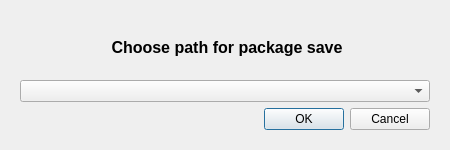
The window that src/src/choicewindow.ui (juliagoda/pak-gui) describes before a commit, drawn with Qt 5.
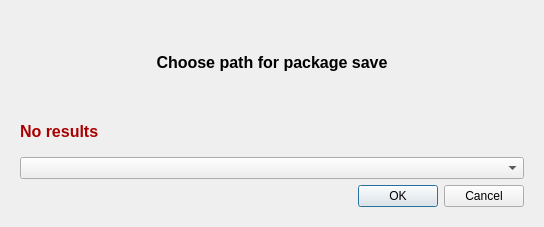
The same window after the commit.

Patch:
```diff
--- a/src/src/choicewindow.ui
+++ b/src/src/choicewindow.ui
@@ -6,8 +6,8 @@
    <rect>
     <x>0</x>
     <y>0</y>
-    <width>450</width>
-    <height>150</height>
+    <width>544</width>
+    <height>227</height>
    </rect>
   </property>
   <property name="windowTitle">
@@ -28,22 +28,6 @@
    </property>
    <item>
     <layout class="QHBoxLayout" name="horizontalLayout">
-     <item>
-      <spacer name="horizontalSpacer">
-       <property name="orientation">
-        <enum>Qt::Horizontal</enum>
-       </property>
-       <property name="sizeType">
-        <enum>QSizePolicy::Maximum</enum>
-       </property>
-       <property name="sizeHint" stdset="0">
-        <size>
-         <width>60</width>
-         <height>20</height>
-        </size>
-       </property>
-      </spacer>
-     </item>
      <item>
       <widget class="QLabel" name="choice_label">
        <property name="font">
@@ -63,30 +47,521 @@
        </property>
       </widget>
      </item>
-     <item>
-      <widget class="QLabel" name="spinning_animation_label">
-       <property name="sizePolicy">
-        <sizepolicy hsizetype="Maximum" vsizetype="Preferred">
-         <horstretch>0</horstretch>
-         <verstretch>0</verstretch>
-        </sizepolicy>
-       </property>
-       <property name="maximumSize">
-        <size>
-         <width>50</width>
-         <height>16777215</height>
-        </size>
-       </property>
-       <property name="text">
-        <string/>
-       </property>
-       <property name="alignment">
-        <set>Qt::AlignCenter</set>
-       </property>
-      </widget>
-     </item>
     </layout>
    </item>
+   <item>
+    <widget class="QWidget" name="widget" native="true">
+     <property name="maximumSize">
+      <size>
+       <width>16777215</width>
+       <height>40</height>
+      </size>
+     </property>
+     <layout class="QHBoxLayout" name="horizontalLayout_3">
+      <property name="spacing">
+       <number>3</number>
+      </property>
+      <property name="leftMargin">
+       <number>0</number>
+      </property>
+      <property name="topMargin">
+       <number>0</number>
+      </property>
+      <property name="rightMargin">
+       <number>0</number>
+      </property>
+      <property name="bottomMargin">
+       <number>0</number>
+      </property>
+      <item>
+       <widget class="QLabel" name="no_results_label">
+        <property name="maximumSize">
+         <size>
+          <width>16777215</width>
+          <height>20</height>
+         </size>
+        </property>
+        <property name="palette">
+         <palette>
+          <active>
+           <colorrole role="WindowText">
+            <brush brushstyle="SolidPattern">
+             <color alpha="255">
+              <red>170</red>
+              <green>0</green>
+              <blue>0</blue>
+             </color>
+            </brush>
+           </colorrole>
+           <colorrole role="Button">
+            <brush brushstyle="SolidPattern">
+             <color alpha="255">
+              <red>255</red>
+              <green>255</green>
+              <blue>255</blue>
+             </color>
+            </brush>
+           </colorrole>
+           <colorrole role="Light">
+            <brush brushstyle="SolidPattern">
+             <color alpha="255">
+              <red>255</red>
+              <green>255</green>
+              <blue>255</blue>
+             </color>
+            </brush>
+           </colorrole>
+           <colorrole role="Midlight">
+            <brush brushstyle="SolidPattern">
+             <color alpha="255">
+              <red>255</red>
+              <green>255</green>
+              <blue>255</blue>
+             </color>
+            </brush>
+           </colorrole>
+           <colorrole role="Dark">
+            <brush brushstyle="SolidPattern">
+             <color alpha="255">
+              <red>127</red>
+              <green>127</green>
+              <blue>127</blue>
+             </color>
+            </brush>
+           </colorrole>
+           <colorrole role="Mid">
+            <brush brushstyle="SolidPattern">
+             <color alpha="255">
+              <red>170</red>
+              <green>170</green>
+              <blue>170</blue>
+             </color>
+            </brush>
+           </colorrole>
+           <colorrole role="Text">
+            <brush brushstyle="SolidPattern">
+             <color alpha="255">
+              <red>0</red>
+              <green>0</green>
+              <blue>0</blue>
+             </color>
+            </brush>
+           </colorrole>
+           <colorrole role="BrightText">
+            <brush brushstyle="SolidPattern">
+             <color alpha="255">
+              <red>255</red>
+              <green>255</green>
+              <blue>255</blue>
+             </color>
+            </brush>
+           </colorrole>
+           <colorrole role="ButtonText">
+            <brush brushstyle="SolidPattern">
+             <color alpha="255">
+              <red>0</red>
+              <green>0</green>
+              <blue>0</blue>
+             </color>
+            </brush>
+           </colorrole>
+           <colorrole role="Base">
+            <brush brushstyle="SolidPattern">
+             <color alpha="255">
+              <red>255</red>
+              <green>255</green>
+              <blue>255</blue>
+             </color>
+            </brush>
+           </colorrole>
+           <colorrole role="Window">
+            <brush brushstyle="SolidPattern">
+             <color alpha="255">
+              <red>255</red>
+              <green>255</green>
+              <blue>255</blue>
+             </color>
+            </brush>
+           </colorrole>
+           <colorrole role="Shadow">
+            <brush brushstyle="SolidPattern">
+             <color alpha="255">
+              <red>0</red>
+              <green>0</green>
+              <blue>0</blue>
+             </color>
+            </brush>
+           </colorrole>
+           <colorrole role="AlternateBase">
+            <brush brushstyle="SolidPattern">
+             <color alpha="255">
+              <red>255</red>
+              <green>255</green>
+              <blue>255</blue>
+             </color>
+            </brush>
+           </colorrole>
+           <colorrole role="ToolTipBase">
+            <brush brushstyle="SolidPattern">
+             <color alpha="255">
+              <red>255</red>
+              <green>255</green>
+              <blue>220</blue>
+             </color>
+            </brush>
+           </colorrole>
+           <colorrole role="ToolTipText">
+            <brush brushstyle="SolidPattern">
+             <color alpha="255">
+              <red>0</red>
+              <green>0</green>
+              <blue>0</blue>
+             </color>
+            </brush>
+           </colorrole>
+           <colorrole role="PlaceholderText">
+            <brush brushstyle="SolidPattern">
+             <color alpha="127">
+              <red>0</red>
+              <green>0</green>
+              <blue>0</blue>
+             </color>
+            </brush>
+           </colorrole>
+          </active>
+          <inactive>
+           <colorrole role="WindowText">
+            <brush brushstyle="SolidPattern">
+             <color alpha="255">
+              <red>170</red>
+              <green>0</green>
+              <blue>0</blue>
+             </color>
+            </brush>
+           </colorrole>
+           <colorrole role="Button">
+            <brush brushstyle="SolidPattern">
+             <color alpha="255">
+              <red>255</red>
+              <green>255</green>
+              <blue>255</blue>
+             </color>
+            </brush>
+           </colorrole>
+           <colorrole role="Light">
+            <brush brushstyle="SolidPattern">
+             <color alpha="255">
+              <red>255</red>
+              <green>255</green>
+              <blue>255</blue>
+             </color>
+            </brush>
+           </colorrole>
+           <colorrole role="Midlight">
+            <brush brushstyle="SolidPattern">
+             <color alpha="255">
+              <red>255</red>
+              <green>255</green>
+              <blue>255</blue>
+             </color>
+            </brush>
+           </colorrole>
+           <colorrole role="Dark">
+            <brush brushstyle="SolidPattern">
+             <color alpha="255">
+              <red>127</red>
+              <green>127</green>
+              <blue>127</blue>
+             </color>
+            </brush>
+           </colorrole>
+           <colorrole role="Mid">
+            <brush brushstyle="SolidPattern">
+             <color alpha="255">
+              <red>170</red>
+              <green>170</green>
+              <blue>170</blue>
+             </color>
+            </brush>
+           </colorrole>
+           <colorrole role="Text">
+            <brush brushstyle="SolidPattern">
+             <color alpha="255">
+              <red>0</red>
+              <green>0</green>
+              <blue>0</blue>
+             </color>
+            </brush>
+           </colorrole>
+           <colorrole role="BrightText">
+            <brush brushstyle="SolidPattern">
+             <color alpha="255">
+              <red>255</red>
+              <green>255</green>
+              <blue>255</blue>
+             </color>
+            </brush>
+           </colorrole>
+           <colorrole role="ButtonText">
+            <brush brushstyle="SolidPattern">
+             <color alpha="255">
+              <red>0</red>
+              <green>0</green>
+              <blue>0</blue>
+             </color>
+            </brush>
+           </colorrole>
+           <colorrole role="Base">
+            <brush brushstyle="SolidPattern">
+             <color alpha="255">
+              <red>255</red>
+              <green>255</green>
+              <blue>255</blue>
+             </color>
+            </brush>
+           </colorrole>
+           <colorrole role="Window">
+            <brush brushstyle="SolidPattern">
+             <color alpha="255">
+              <red>255</red>
+              <green>255</green>
+              <blue>255</blue>
+             </color>
+            </brush>
+           </colorrole>
+           <colorrole role="Shadow">
+            <brush brushstyle="SolidPattern">
+             <color alpha="255">
+              <red>0</red>
+              <green>0</green>
+              <blue>0</blue>
+             </color>
+            </brush>
+           </colorrole>
+           <colorrole role="AlternateBase">
+            <brush brushstyle="SolidPattern">
+             <color alpha="255">
+              <red>255</red>
+              <green>255</green>
+              <blue>255</blue>
+             </color>
+            </brush>
+           </colorrole>
+           <colorrole role="ToolTipBase">
+            <brush brushstyle="SolidPattern">
+             <color alpha="255">
+              <red>255</red>
+              <green>255</green>
+              <blue>220</blue>
+             </color>
+            </brush>
+           </colorrole>
+           <colorrole role="ToolTipText">
+            <brush brushstyle="SolidPattern">
+             <color alpha="255">
+              <red>0</red>
+              <green>0</green>
+              <blue>0</blue>
+             </color>
+            </brush>
+           </colorrole>
+           <colorrole role="PlaceholderText">
+            <brush brushstyle="SolidPattern">
+             <color alpha="127">
+              <red>0</red>
+              <green>0</green>
+              <blue>0</blue>
+             </color>
+            </brush>
+           </colorrole>
+          </inactive>
+          <disabled>
+           <colorrole role="WindowText">
+            <brush brushstyle="SolidPattern">
+             <color alpha="255">
+              <red>127</red>
+              <green>127</green>
+              <blue>127</blue>
+             </color>
+            </brush>
+           </colorrole>
+           <colorrole role="Button">
+            <brush brushstyle="SolidPattern">
+             <color alpha="255">
+              <red>255</red>
+              <green>255</green>
+              <blue>255</blue>
+             </color>
+            </brush>
+           </colorrole>
+           <colorrole role="Light">
+            <brush brushstyle="SolidPattern">
+             <color alpha="255">
+              <red>255</red>
+              <green>255</green>
+              <blue>255</blue>
+             </color>
+            </brush>
+           </colorrole>
+           <colorrole role="Midlight">
+            <brush brushstyle="SolidPattern">
+             <color alpha="255">
+              <red>255</red>
+              <green>255</green>
+              <blue>255</blue>
+             </color>
+            </brush>
+           </colorrole>
+           <colorrole role="Dark">
+            <brush brushstyle="SolidPattern">
+             <color alpha="255">
+              <red>127</red>
+              <green>127</green>
+              <blue>127</blue>
+             </color>
+            </brush>
+           </colorrole>
+           <colorrole role="Mid">
+            <brush brushstyle="SolidPattern">
+             <color alpha="255">
+              <red>170</red>
+              <green>170</green>
+              <blue>170</blue>
+             </color>
+            </brush>
+           </colorrole>
+           <colorrole role="Text">
+            <brush brushstyle="SolidPattern">
+             <color alpha="255">
+              <red>127</red>
+              <green>127</green>
+              <blue>127</blue>
+             </color>
+            </brush>
+           </colorrole>
+           <colorrole role="BrightText">
+            <brush brushstyle="SolidPattern">
+             <color alpha="255">
+              <red>255</red>
+              <green>255</green>
+              <blue>255</blue>
+             </color>
+            </brush>
+           </colorrole>
+           <colorrole role="ButtonText">
+            <brush brushstyle="SolidPattern">
+             <color alpha="255">
+              <red>127</red>
+              <green>127</green>
+              <blue>127</blue>
+             </color>
+            </brush>
+           </colorrole>
+           <colorrole role="Base">
+            <brush brushstyle="SolidPattern">
+             <color alpha="255">
+              <red>255</red>
+              <green>255</green>
+              <blue>255</blue>
+             </color>
+            </brush>
+           </colorrole>
+           <colorrole role="Window">
+            <brush brushstyle="SolidPattern">
+             <color alpha="255">
+              <red>255</red>
+              <green>255</green>
+              <blue>255</blue>
+             </color>
+            </brush>
+           </colorrole>
+           <colorrole role="Shadow">
+            <brush brushstyle="SolidPattern">
+             <color alpha="255">
+              <red>0</red>
+              <green>0</green>
+              <blue>0</blue>
+             </color>
+            </brush>
+           </colorrole>
+           <colorrole role="AlternateBase">
+            <brush brushstyle="SolidPattern">
+             <color alpha="255">
+              <red>255</red>
+              <green>255</green>
+              <blue>255</blue>
+             </color>
+            </brush>
+           </colorrole>
+           <colorrole role="ToolTipBase">
+            <brush brushstyle="SolidPattern">
+             <color alpha="255">
+              <red>255</red>
+              <green>255</green>
+              <blue>220</blue>
+             </color>
+            </brush>
+           </colorrole>
+           <colorrole role="ToolTipText">
+            <brush brushstyle="SolidPattern">
+             <color alpha="255">
+              <red>0</red>
+              <green>0</green>
+              <blue>0</blue>
+             </color>
+            </brush>
+           </colorrole>
+           <colorrole role="PlaceholderText">
+            <brush brushstyle="SolidPattern">
+             <color alpha="127">
+              <red>127</red>
+              <green>127</green>
+              <blue>127</blue>
+             </color>
+            </brush>
+           </colorrole>
+          </disabled>
+         </palette>
+        </property>
+        <property name="font">
+         <font>
+          <pointsize>12</pointsize>
+          <bold>true</bold>
+         </font>
+        </property>
+        <property name="text">
+         <string>No results</string>
+        </property>
+        <property name="wordWrap">
+         <bool>false</bool>
+        </property>
+       </widget>
+      </item>
+      <item>
+       <widget class="QLabel" name="spinning_animation_label">
+        <property name="sizePolicy">
+         <sizepolicy hsizetype="Maximum" vsizetype="Preferred">
+          <horstretch>0</horstretch>
+          <verstretch>0</verstretch>
+         </sizepolicy>
+        </property>
+        <property name="maximumSize">
+         <size>
+          <width>50</width>
+          <height>16777215</height>
+         </size>
+        </property>
+        <property name="text">
+         <string/>
+        </property>
+        <property name="alignment">
+         <set>Qt::AlignCenter</set>
+        </property>
+       </widget>
+      </item>
+     </layout>
+    </widget>
+   </item>
    <item>
     <widget class="QComboBox" name="choice_combo_box"/>
    </item>
```
